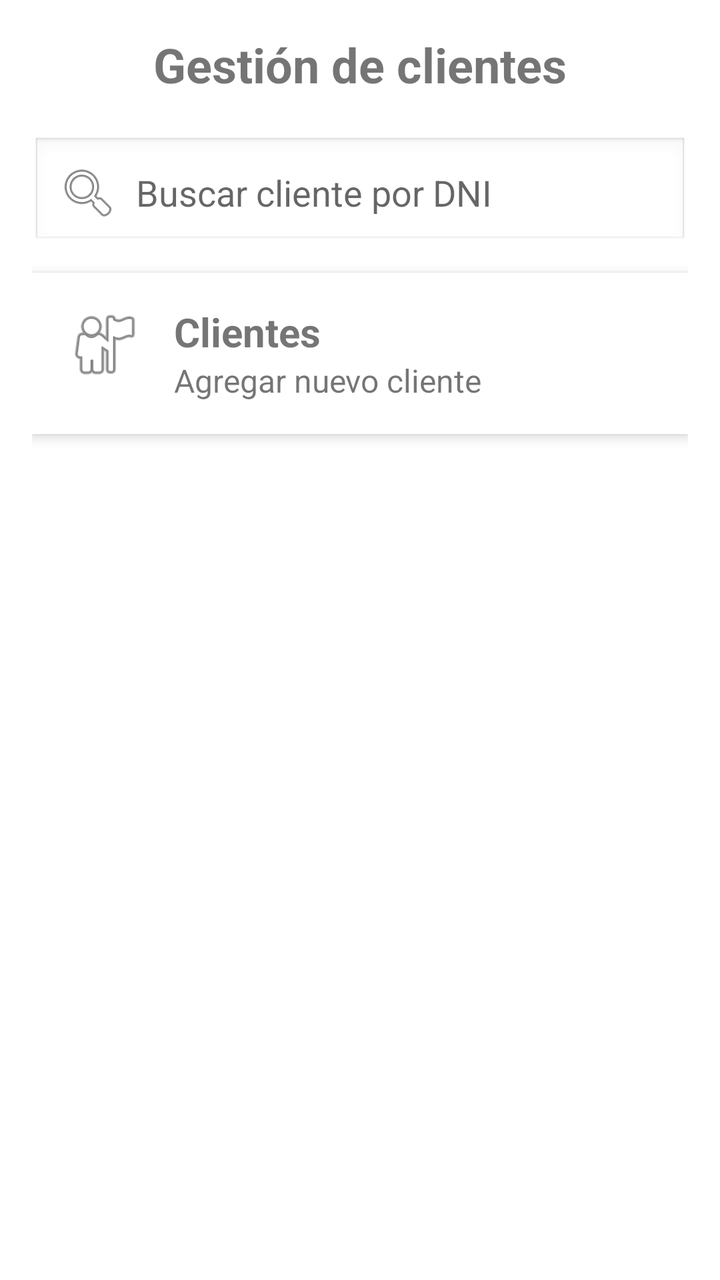
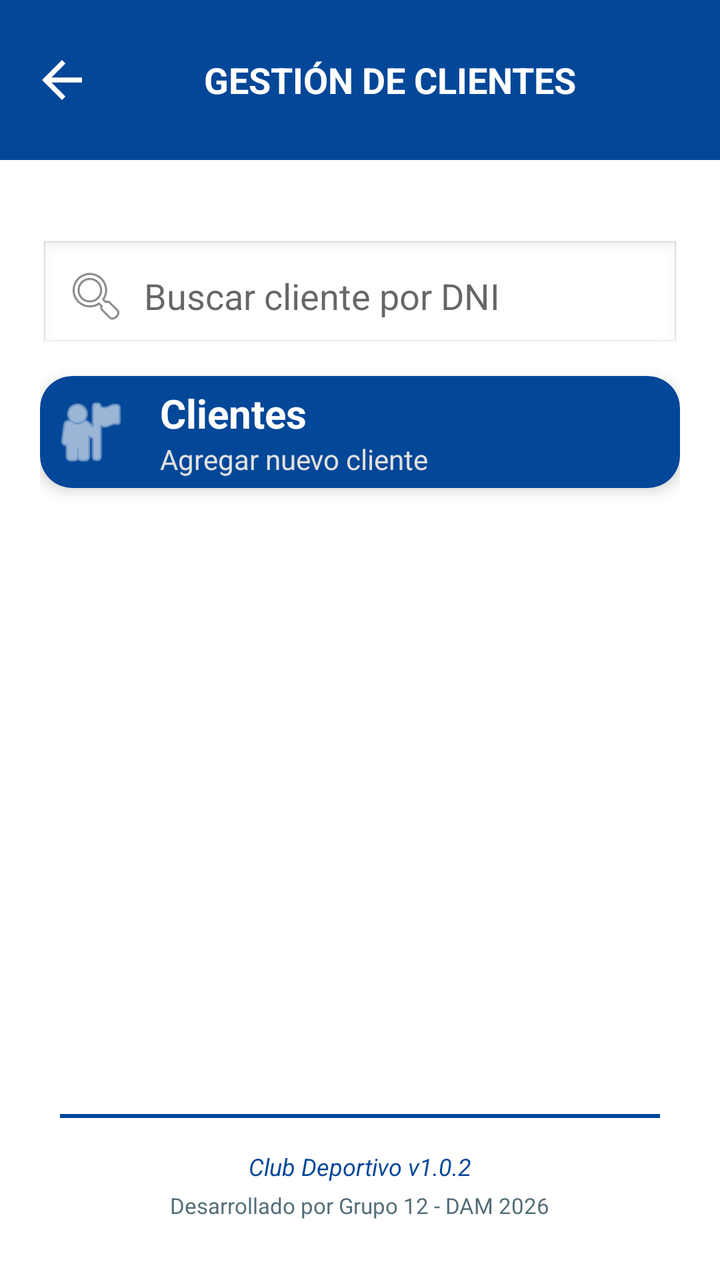

Two renders of the same Android screen: before a commit and after it. Below are the layout's source before the change and the commit's diff.
<!-- AndroidManifest.xml: application theme Theme.Tp2Dam -->
<!-- res/layout/activity_clientes.xml -->
<?xml version="1.0" encoding="utf-8"?>
<ScrollView
    xmlns:android="http://schemas.android.com/apk/res/android"
    android:layout_width="match_parent"
    android:layout_height="match_parent"
    android:background="@color/white">

    <LinearLayout
        android:layout_width="match_parent"
        android:layout_height="wrap_content"
        android:orientation="vertical"
        android:padding="16dp">

        <TextView
            android:layout_width="match_parent"
            android:layout_height="wrap_content"
            android:text="Gestión de clientes"
            android:textSize="24sp"
            android:textStyle="bold"
            android:gravity="center"
            android:layout_marginBottom="20dp"/>

        <EditText
            android:id="@+id/etBuscarCliente"
            android:layout_width="match_parent"
            android:layout_height="wrap_content"
            android:hint="Buscar cliente por DNI"
            android:inputType="text"
            android:drawableStart="@android:drawable/ic_menu_search"
            android:drawablePadding="8dp"
            android:padding="12dp"
            android:layout_marginBottom="12dp"
            android:background="@android:drawable/edit_text"/>

        <LinearLayout
            android:id="@+id/cardClientes"
            android:layout_width="match_parent"
            android:layout_height="wrap_content"
            android:orientation="horizontal"
            android:padding="16dp"
            android:layout_marginBottom="12dp"
            android:elevation="4dp"
            android:background="@color/white"
            android:clickable="true"
            android:focusable="true">

            <ImageView
                android:layout_width="40dp"
                android:layout_height="40dp"
                android:src="@android:drawable/ic_menu_myplaces"/>

            <LinearLayout
                android:layout_width="wrap_content"
                android:layout_height="wrap_content"
                android:orientation="vertical"
                android:layout_marginStart="15dp">

                <TextView
                    android:layout_width="wrap_content"
                    android:layout_height="wrap_content"
                    android:text="Clientes"
                    android:textSize="20sp"
                    android:textStyle="bold"/>

                <TextView
                    android:layout_width="wrap_content"
                    android:layout_height="wrap_content"
                    android:text="Agregar nuevo cliente"
                    android:textSize="16sp"/>


            </LinearLayout>

        </LinearLayout>

        <androidx.recyclerview.widget.RecyclerView
            android:id="@+id/rvClientes"
            android:layout_width="match_parent"
            android:layout_height="wrap_content"/>

    </LinearLayout>

</ScrollView>
<!-- resources referenced by this layout -->
<resources>
  <color name="white">#FFFFFF</color>
  <style name="Theme.Tp2Dam" parent="Theme.MaterialComponents.DayNight.NoActionBar">
          <item name="colorPrimary">@color/navy</item>
          <item name="colorPrimaryVariant">@color/navy</item>
          <item name="colorOnPrimary">@color/white</item>
          <item name="colorSecondary">@color/green_500</item>
          <item name="colorSecondaryVariant">@color/green_700</item>
          <item name="colorOnSecondary">@color/white</item>
          <item name="android:statusBarColor">@color/navy</item>
          <item name="android:windowBackground">@color/white</item>
      </style>
  <color name="navy">#001F5B</color>
  <color name="green_500">#4CAF50</color>
  <color name="green_700">#388E3C</color>
</resources>

<!-- the commit's change to res/layout/activity_clientes.xml (unified diff, before → after) -->
@@ -1,82 +1,162 @@
 <?xml version="1.0" encoding="utf-8"?>
 <ScrollView
     xmlns:android="http://schemas.android.com/apk/res/android"
+    xmlns:app="http://schemas.android.com/apk/res-auto"
     android:layout_width="match_parent"
     android:layout_height="match_parent"
+    android:fillViewport="true"
     android:background="@color/white">
 
     <LinearLayout
         android:layout_width="match_parent"
-        android:layout_height="wrap_content"
-        android:orientation="vertical"
-        android:padding="16dp">
-
-        <TextView
-            android:layout_width="match_parent"
-            android:layout_height="wrap_content"
-            android:text="Gestión de clientes"
-            android:textSize="24sp"
-            android:textStyle="bold"
-            android:gravity="center"
-            android:layout_marginBottom="20dp"/>
-
-        <EditText
-            android:id="@+id/etBuscarCliente"
-            android:layout_width="match_parent"
-            android:layout_height="wrap_content"
-            android:hint="Buscar cliente por DNI"
-            android:inputType="text"
-            android:drawableStart="@android:drawable/ic_menu_search"
-            android:drawablePadding="8dp"
-            android:padding="12dp"
-            android:layout_marginBottom="12dp"
-            android:background="@android:drawable/edit_text"/>
+        android:layout_height="match_parent"
+        android:orientation="vertical">
 
         <LinearLayout
-            android:id="@+id/cardClientes"
             android:layout_width="match_parent"
-            android:layout_height="wrap_content"
-            android:orientation="horizontal"
-            android:padding="16dp"
-            android:layout_marginBottom="12dp"
-            android:elevation="4dp"
-            android:background="@color/white"
-            android:clickable="true"
-            android:focusable="true">
-
-            <ImageView
-                android:layout_width="40dp"
-                android:layout_height="40dp"
-                android:src="@android:drawable/ic_menu_myplaces"/>
+            android:layout_height="0dp"
+            android:layout_weight="1"
+            android:orientation="vertical">
 
             <LinearLayout
-                android:layout_width="wrap_content"
+                android:layout_width="match_parent"
+                android:layout_height="80dp"
+                android:orientation="horizontal"
+                android:gravity="center_vertical"
+                android:paddingHorizontal="16dp"
+                android:layout_marginBottom="20dp"
+                android:background="@color/strongBlue">
+
+                <ImageView
+                    android:id="@+id/btnBack"
+                    android:layout_width="30dp"
+                    android:layout_height="30dp"
+                    android:src="@drawable/abc_ic_ab_back_material"
+                    app:tint="@android:color/white"
+                    android:clickable="true"
+                    android:focusable="true"/>
+
+                <TextView
+                    android:layout_width="0dp"
+                    android:layout_height="wrap_content"
+                    android:layout_weight="1"
+                    android:gravity="center"
+                    android:text="GESTIÓN DE CLIENTES"
+                    android:textColor="@android:color/white"
+                    android:textSize="18sp"
+                    android:textStyle="bold"/>
+            </LinearLayout>
+
+            <LinearLayout
+                android:layout_width="match_parent"
                 android:layout_height="wrap_content"
                 android:orientation="vertical"
-                android:layout_marginStart="15dp">
+                android:padding="20dp">
 
-                <TextView
-                    android:layout_width="wrap_content"
+                <EditText
+                    android:id="@+id/etBuscarCliente"
+                    android:layout_width="match_parent"
                     android:layout_height="wrap_content"
-                    android:text="Clientes"
-                    android:textSize="20sp"
-                    android:textStyle="bold"/>
+                    android:hint="Buscar cliente por DNI"
+                    android:inputType="text"
+                    android:drawableStart="@android:drawable/ic_menu_search"
+                    android:drawablePadding="8dp"
+                    android:padding="12dp"
+                    android:layout_marginBottom="12dp"
+                    android:background="@android:drawable/edit_text"/>
 
-                <TextView
-                    android:layout_width="wrap_content"
+                <com.google.android.material.card.MaterialCardView
+                    android:id="@+id/cardClientes"
+                    android:layout_width="match_parent"
                     android:layout_height="wrap_content"
-                    android:text="Agregar nuevo cliente"
-                    android:textSize="16sp"/>
+                    android:layout_marginBottom="12dp"
+                    android:clickable="true"
+                    android:focusable="true"
+                    app:cardBackgroundColor="@color/strongBlue"
+                    app:cardCornerRadius="16dp"
+                    app:cardElevation="4dp">
 
+                    <LinearLayout
+                        android:layout_width="match_parent"
+                        android:layout_height="wrap_content"
+                        android:gravity="center_vertical"
+                        android:orientation="horizontal"
+                        android:padding="5dp">
+
+                        <ImageView
+                            android:layout_width="40dp"
+                            android:layout_height="40dp"
+                            android:src="@android:drawable/ic_menu_myplaces"
+                            app:tint="@android:color/white" />
+
+                        <LinearLayout
+                            android:layout_width="0dp"
+                            android:layout_height="wrap_content"
+                            android:layout_marginStart="15dp"
+                            android:layout_weight="1"
+                            android:orientation="vertical">
+
+                            <TextView
+                                android:layout_width="wrap_content"
+                                android:layout_height="wrap_content"
+                                android:text="Clientes"
+                                android:textColor="@android:color/white"
+                                android:textSize="20sp"
+                                android:textStyle="bold" />
+
+                            <TextView
+                                android:layout_width="wrap_content"
+                                android:layout_height="wrap_content"
+                                android:text="Agregar nuevo cliente"
+                                android:textColor="#E0E0E0"
+                                android:textSize="14sp" />
+                        </LinearLayout>
+
+                    </LinearLayout>
+
+                </com.google.android.material.card.MaterialCardView>
+
+                <androidx.recyclerview.widget.RecyclerView
+                    android:id="@+id/rvClientes"
+                    android:layout_width="match_parent"
+                    android:layout_height="wrap_content"/>
 
             </LinearLayout>
 
         </LinearLayout>
 
-        <androidx.recyclerview.widget.RecyclerView
-            android:id="@+id/rvClientes"
+        <LinearLayout
             android:layout_width="match_parent"
-            android:layout_height="wrap_content"/>
+            android:layout_height="wrap_content"
+            android:orientation="vertical"
+            android:gravity="center"
+            android:padding="30dp">
+
+            <View
+                android:layout_width="340dp"
+                android:layout_height="2dp"
+                android:layout_marginTop="8dp"
+                android:layout_marginBottom="16dp"
+                android:layout_gravity="center_horizontal"
+                android:background="@color/strongBlue" />
+
+            <TextView
+                android:layout_width="wrap_content"
+                android:layout_height="wrap_content"
+                android:text="Club Deportivo v1.0.2"
+                android:textColor="@color/strongBlue"
+                android:textSize="12sp"
+                android:textStyle="italic"/>
+
+            <TextView
+                android:layout_width="wrap_content"
+                android:layout_height="wrap_content"
+                android:layout_marginTop="4dp"
+                android:text="Desarrollado por Grupo 12 - DAM 2026"
+                android:textColor="@color/gray"
+                android:textSize="11sp"/>
+
+        </LinearLayout>
 
     </LinearLayout>
 
<!-- resource entries referenced after the edit -->
@@ -1,5 +1,7 @@
 <!-- resources referenced by this layout -->
 <resources>
+  <color name="gray">#546E7A</color>
+  <color name="strongBlue">#034798</color>
   <color name="white">#FFFFFF</color>
   <style name="Theme.Tp2Dam" parent="Theme.MaterialComponents.DayNight.NoActionBar">
           <item name="colorPrimary">@color/navy</item>
